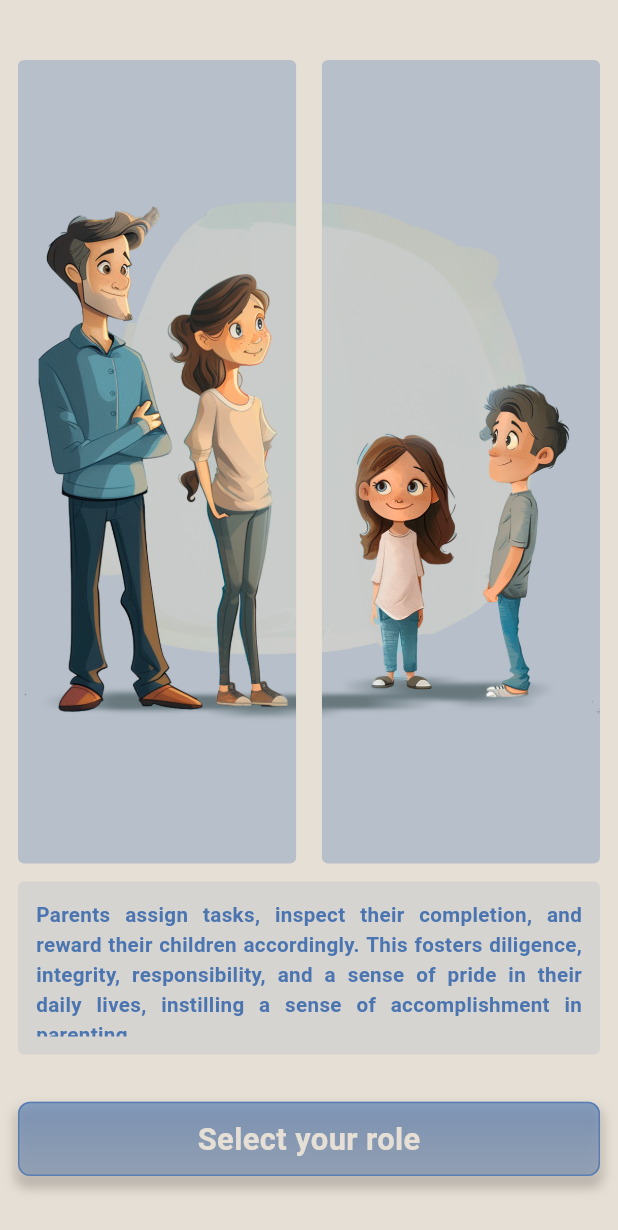
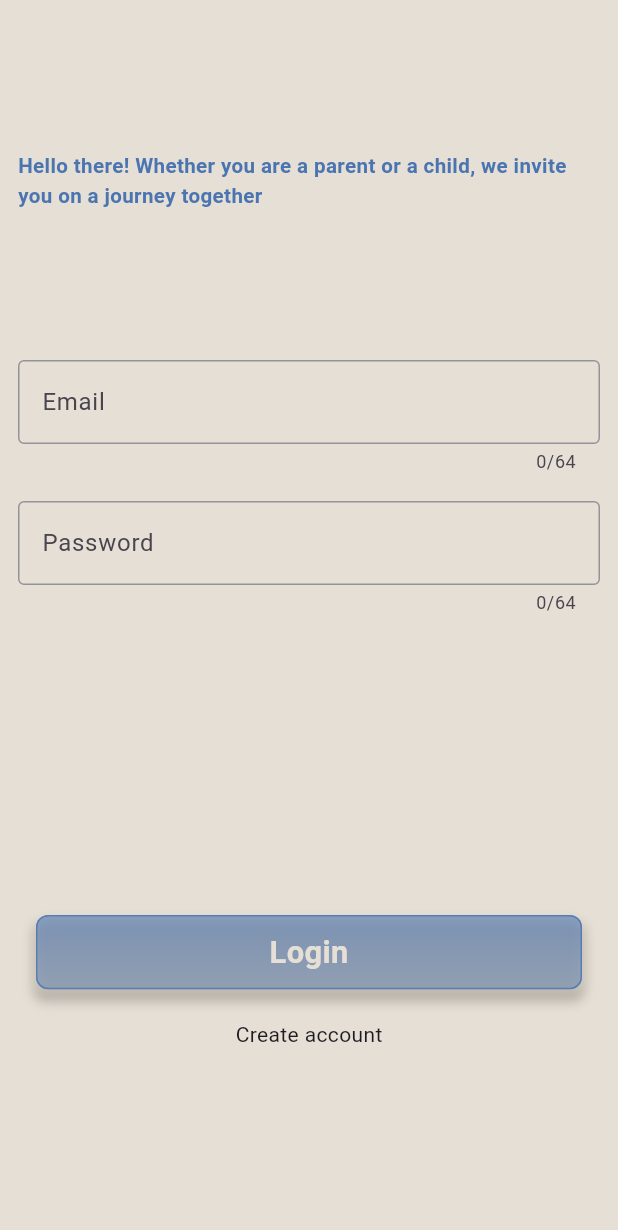
Before and after one commit to denissavishchev/for_children, a Flutter app: the screen it shows after launch, on a phone screen of 412 x 824 dp. Shown: the top 1230 px of the screen. Run offline on Flutter 3.47's test engine with Material 3 defaults, Android fonts, the phone set to English and light mode, and no system bars; our stand-ins replace cloud_firestore, easy_localization, firebase_core, firebase_storage, flutter_screenutil, image_picker and 2 more; missing offline and left inert: country_flags; accounts and stored records are empty.

Commit message:
login, onboarding screens start

```diff
--- a/assets/translations/en-US.json
+++ b/assets/translations/en-US.json
@@ -16,5 +16,15 @@
   "ImTheParent": "I'm the parent",
   "ImTheKid": "I'm the kid",
   "selectYourRole": "Select your role",
-  "selectDescription": "Parents assign tasks, inspect their completion, and reward their children accordingly. This fosters diligence, integrity, responsibility, and a sense of pride in their daily lives, instilling a sense of accomplishment in parenting"
+  "selectDescription": "Parents assign tasks, inspect their completion, and reward their children accordingly. This fosters diligence, integrity, responsibility, and a sense of pride in their daily lives, instilling a sense of accomplishment in parenting",
+  "email": "Email",
+  "password": "Password",
+  "thisFieldCannotBeEmpty": "This field cannot be empty",
+  "wrongEmail": "Wrong Email",
+  "login": "Login",
+  "hello": "Hello there! Whether you are a parent or a child, we invite you on a journey together",
+  "createAccount": "Create account",
+  "skip": "Skip",
+  "next": "Next"
+
 }
--- a/assets/translations/pl-PL.json
+++ b/assets/translations/pl-PL.json
@@ -16,6 +16,14 @@
   "ImTheParent": "Jestem rodzicem",
   "ImTheKid": "Jestem dzieckiem",
   "selectYourRole": "Wybierz swoją rolę",
-  "selectDescription": "Rodzice wyznaczają zadania, sprawdzają ich wykonanie i odpowiednio nagradzają swoje dzieci. Sprzyja to pracowitości, uczciwości, odpowiedzialności i poczuciu dumy w codziennym życiu, wpajając poczucie spełnienia w rodzicielstwie"
-
+  "selectDescription": "Rodzice wyznaczają zadania, sprawdzają ich wykonanie i odpowiednio nagradzają swoje dzieci. Sprzyja to pracowitości, uczciwości, odpowiedzialności i poczuciu dumy w codziennym życiu, wpajając poczucie spełnienia w rodzicielstwie",
+  "email": "Email",
+  "password": "Hasło",
+  "thisFieldCannotBeEmpty": "To pole nie może być puste",
+  "wrongEmail": "Błędny adres e-mail",
+  "login": "Zaloguj się",
+  "hello": "Witam! Niezależnie od tego, czy jesteś rodzicem, czy dzieckiem, zapraszamy Cię we wspólną podróż",
+  "createAccount": "Utwórz konto",
+  "skip": "Pominąć",
+  "next": "Następny"
 }
--- a/assets/translations/ru-RU.json
+++ b/assets/translations/ru-RU.json
@@ -16,6 +16,14 @@
   "ImTheParent": "Я родитель",
   "ImTheKid": "Я ребенок",
   "selectYourRole": "Выберите свою роль",
-  "selectDescription": "Родители назначают задания, проверяют их выполнение и соответствующим образом награждают своих детей. Это воспитывает трудолюбие, честность, ответственность и чувство гордости за повседневную жизнь, прививая чувство выполненного долга в воспитании детей"
-
+  "selectDescription": "Родители назначают задания, проверяют их выполнение и соответствующим образом награждают своих детей. Это воспитывает трудолюбие, честность, ответственность и чувство гордости за повседневную жизнь, прививая чувство выполненного долга в воспитании детей",
+  "email": "Электронная почта",
+  "password": "Пароль",
+  "thisFieldCannotBeEmpty": "Это поле не может быть пустым",
+  "wrongEmail": "Неправильный адрес электронной почты",
+  "login": "Войти",
+  "hello": "Привет! Являетесь ли вы родителем или ребенком, мы приглашаем вас в совместное путешествие",
+  "createAccount": "Зарегистрироваться",
+  "skip": "Пропустить",
+  "next": "Следующий"
 }
--- a/lib/main.dart
+++ b/lib/main.dart
@@ -1,7 +1,7 @@
 import 'package:flutter/material.dart';
 import 'package:flutter_screenutil/flutter_screenutil.dart';
 import 'package:for_children/providers/login_provider.dart';
-import 'package:for_children/screens/login_screens/select_screen.dart';
+import 'package:for_children/screens/login_screens/login_screen.dart';
 import 'package:for_children/screens/parent_screens/main_parent_screen.dart';
 import 'package:provider/provider.dart';
 import 'package:easy_localization/easy_localization.dart';
@@ -43,7 +43,7 @@ void main() async{
                   supportedLocales: context.supportedLocales,
                   locale: context.locale,
                   home: prefs.getString('email') == null
-                    ? const SelectScreen()
+                    ? const LoginScreen()
                     : const MainScreen(),
                 ),
               );
--- a/lib/providers/login_provider.dart
+++ b/lib/providers/login_provider.dart
@@ -1,6 +1,13 @@
+import 'package:flutter/cupertino.dart';
 import 'package:flutter/material.dart';
 
 class LoginProvider with ChangeNotifier {
+
+  GlobalKey loginKey = GlobalKey<FormState>();
+
+  TextEditingController emailController = TextEditingController();
+  TextEditingController passwordController = TextEditingController();
+  PageController onboardingController = PageController();
 
   String role = '';
 
--- a/lib/screens/login_screens/login_screen.dart
+++ b/lib/screens/login_screens/login_screen.dart
@@ -0,0 +1,90 @@
+import 'package:easy_localization/easy_localization.dart';
+import 'package:flutter/material.dart';
+import 'package:for_children/screens/login_screens/select_screen.dart';
+import 'package:for_children/widgets/button_widget.dart';
+import 'package:provider/provider.dart';
+import '../../constants.dart';
+import '../../providers/login_provider.dart';
+
+class LoginScreen extends StatelessWidget {
+  const LoginScreen({super.key});
+
+  @override
+  Widget build(BuildContext context) {
+    Size size = MediaQuery.sizeOf(context);
+    return Scaffold(
+      backgroundColor: kGrey,
+      body: SafeArea(
+          child: Consumer<LoginProvider>(
+            builder: (context, data, _){
+              return SingleChildScrollView(
+                child: Padding(
+                  padding: const EdgeInsets.symmetric(horizontal: 12.0),
+                  child: Column(
+                    children: [
+                      const SizedBox(height: 100,),
+                      Text('hello'.tr(), style: kTextStyle,),
+                      const SizedBox(height: 100,),
+                      Form(
+                        key: data.loginKey,
+                        child: Column(
+                          children: [
+                            TextFormField(
+                              controller: data.emailController,
+                              autovalidateMode: AutovalidateMode.onUserInteraction,
+                              cursorColor: kDarkGrey,
+                              decoration: textFieldDecoration.copyWith(
+                                  label: Text('email'.tr(),)),
+                              maxLength: 64,
+                              validator: (value){
+                                if(value == null || value.isEmpty) {
+                                  return 'thisFieldCannotBeEmpty'.tr();
+                                }else if(!RegExp(r"^[a-zA-Z0-9.a-zA-Z0-9!#$%&'*+-/=?^_`{|}~]+@[a-zA-Z0-9]+\.[a-zA-Z]+")
+                                    .hasMatch(value)){
+                                  return 'wrongEmail'.tr();
+                                }
+                                return null;
+                              },
+                            ),
+                            const SizedBox(height: 18,),
+                            TextFormField(
+                              controller: data.passwordController,
+                              autovalidateMode: AutovalidateMode.onUserInteraction,
+                              cursorColor: kDarkGrey,
+                              decoration: textFieldDecoration.copyWith(
+                                  label: Text('password'.tr(),)),
+                              maxLength: 64,
+                              validator: (value){
+                                if(value == null || value.isEmpty) {
+                                  return 'thisFieldCannotBeEmpty'.tr();
+                                }
+                                return null;
+                              },
+                            ),
+                            const SizedBox(height: 200,),
+                            ButtonWidget(
+                                onTap: (){},
+                                text: 'login'.tr()
+                            ),
+                            const SizedBox(height: 20,),
+                            GestureDetector(
+                              onTap: () => Navigator.pushReplacement(context,
+                                  MaterialPageRoute(builder: (context) =>
+                                  const SelectScreen())),
+                                child: Text('createAccount'.tr())),
+                            SizedBox(
+                              height: MediaQuery.viewInsetsOf(context).bottom == 0
+                                  ? size.height * 0.05 : size.height * 0.4,),
+                          ],
+                        ),
+                      ),
+                    ],
+                  ),
+                ),
+              );
+            },
+          )
+      ),
+    );
+  }
+}
--- a/lib/screens/login_screens/select_screen.dart
+++ b/lib/screens/login_screens/select_screen.dart
@@ -4,6 +4,7 @@ import 'package:for_children/providers/login_provider.dart';
 import 'package:for_children/widgets/button_widget.dart';
 import 'package:provider/provider.dart';
 import '../../constants.dart';
+import 'onboarding_screens.dart';
 
 class SelectScreen extends StatelessWidget {
   const SelectScreen({super.key});
@@ -19,7 +20,7 @@ class SelectScreen extends StatelessWidget {
           builder: (context, data, _){
             return Column(
               children: [
-                const SizedBox(height: 40,),
+                SizedBox(height: size.height * 0.02,),
                 Row(
                   mainAxisAlignment: MainAxisAlignment.spaceBetween,
                   children: [
@@ -67,8 +68,10 @@ class SelectScreen extends StatelessWidget {
                 ),
                 const Spacer(),
                 ButtonWidget(
-                    onTap: (){},
-                    name: data.role == 'parent'
+                    onTap: () => Navigator.pushReplacement(context,
+                        MaterialPageRoute(builder: (context) =>
+                        const OnboardingScreens())),
+                    text: data.role == 'parent'
                         ? 'ImTheParent'
                         : data.role == 'child'
                         ? 'ImTheKid'
--- a/lib/screens/parent_screens/add_task_screen.dart
+++ b/lib/screens/parent_screens/add_task_screen.dart
@@ -56,7 +56,7 @@ class AddTaskScreen extends StatelessWidget {
                               maxLength: 64,
                               validator: (value){
                                 if(value == null || value.isEmpty) {
-                                  return 'thisFieldCannotBeEmpty';
+                                  return 'thisFieldCannotBeEmpty'.tr();
                                 }
                                 return null;
                               },
@@ -71,7 +71,7 @@ class AddTaskScreen extends StatelessWidget {
                               maxLength: 64,
                               validator: (value){
                                 if(value == null || value.isEmpty) {
-                                  return 'thisFieldCannotBeEmpty';
+                                  return 'thisFieldCannotBeEmpty'.tr();
                                 }
                                 return null;
                               },
@@ -150,7 +150,7 @@ class AddTaskScreen extends StatelessWidget {
                     const SizedBox(height: 30,),
                     ButtonWidget(
                       onTap: () => data.addTaskToBase(context),
-                      name: 'add',
+                      text: 'add',
                     ),
                     SizedBox(
                       height: MediaQuery.viewInsetsOf(context).bottom == 0
--- a/lib/widgets/button_widget.dart
+++ b/lib/widgets/button_widget.dart
@@ -6,11 +6,11 @@ import '../constants.dart';
 
 class ButtonWidget extends StatelessWidget {
   const ButtonWidget({
-    super.key, required this.onTap, required this.name,
+    super.key, required this.onTap, required this.text,
   });
 
   final VoidCallback onTap;
-  final String name;
+  final String text;
 
   @override
   Widget build(BuildContext context) {
@@ -48,7 +48,7 @@ class ButtonWidget extends StatelessWidget {
                     ),
                   ]
               ),
-              child: Center(child: Text(name.tr(), style: kBigTextStyleGrey,)),
+              child: Center(child: Text(text.tr(), style: kBigTextStyleGrey,)),
             ),
           );
         }
--- a/pubspec.yaml
+++ b/pubspec.yaml
@@ -23,6 +23,7 @@ dependencies:
   intl: ^0.19.0
   image_picker: ^1.1.1
   firebase_storage: ^11.7.7
+  smooth_page_indicator: ^1.1.0
 
 dev_dependencies:
   flutter_test:
```
Also changed, not shown: lib/screens/login_screens/kid_register_screen.dart (added, +10 -0 lines), lib/screens/login_screens/onboarding_screen_one.dart (added, +13 -0 lines), lib/screens/login_screens/onboarding_screen_three.dart (added, +13 -0 lines), lib/screens/login_screens/onboarding_screen_two.dart (added, +13 -0 lines), lib/screens/login_screens/onboarding_screens.dart (added, +72 -0 lines), lib/screens/login_screens/parent_register_screen.dart (added, +10 -0 lines), pubspec.lock.
